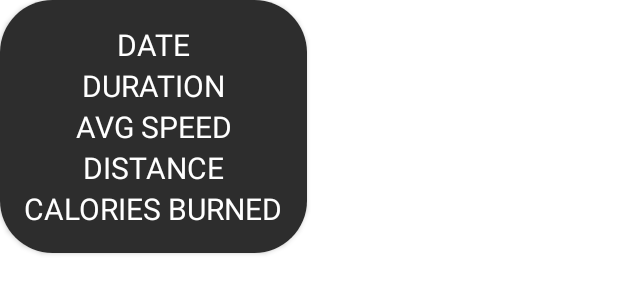
After one commit to ddvader44/Go-Run, an Android app: the layout marker_view.xml on its own in the app's theme, with its tools: preview values and no code run, on a phone screen of 412 x 824 dp. The commit adds this screen. Shown: the top 300 px of the screen. Run offline under Robolectric (Android 15) with nearby library versions, the phone set to English and light mode, and no system bars.

Commit message:
setup bar chart

```diff
--- a/app/src/main/res/layout/fragment_statistics.xml
+++ b/app/src/main/res/layout/fragment_statistics.xml
@@ -113,8 +113,8 @@
         android:orientation="vertical"
         app:layout_constraintGuide_percent="0.5" />
 
-    <com.github.mikephil.charting.charts.LineChart
-        android:id="@+id/lineChart"
+    <com.github.mikephil.charting.charts.BarChart
+        android:id="@+id/barChart"
         android:layout_width="match_parent"
         android:layout_height="0dp"
         app:layout_constraintBottom_toBottomOf="parent"
--- /dev/null
+++ b/app/src/main/res/layout/marker_view.xml
@@ -0,0 +1,63 @@
+<?xml version="1.0" encoding="utf-8"?>
+<androidx.cardview.widget.CardView xmlns:android="http://schemas.android.com/apk/res/android"
+    android:layout_width="wrap_content"
+    android:layout_height="wrap_content"
+    xmlns:app="http://schemas.android.com/apk/res-auto"
+    app:cardCornerRadius="35dp"
+    android:background="@color/colorPrimary">
+
+    <LinearLayout
+        android:layout_width="match_parent"
+        android:layout_height="match_parent"
+        android:orientation="vertical"
+        android:padding="16dp"
+        android:background="@color/colorPrimary">
+
+        <TextView
+            android:id="@+id/tvDate"
+            android:layout_width="match_parent"
+            android:layout_height="wrap_content"
+            android:text="DATE"
+            android:textSize="20sp"
+            android:gravity="center"
+            android:textColor="@color/white"/>
+
+        <TextView
+            android:id="@+id/tvDuration"
+            android:layout_width="match_parent"
+            android:layout_height="wrap_content"
+            android:text="DURATION"
+            android:textSize="20sp"
+            android:gravity="center"
+            android:textColor="@color/white"/>
+
+        <TextView
+            android:id="@+id/tvAvgSpeed"
+            android:layout_width="match_parent"
+            android:layout_height="wrap_content"
+            android:text="AVG SPEED"
+            android:textSize="20sp"
+            android:gravity="center"
+            android:textColor="@color/white"/>
+
+        <TextView
+            android:id="@+id/tvDistance"
+            android:layout_width="match_parent"
+            android:layout_height="wrap_content"
+            android:text="DISTANCE"
+            android:textSize="20sp"
+            android:gravity="center"
+            android:textColor="@color/white"/>
+
+        <TextView
+            android:id="@+id/tvCaloriesBurned"
+            android:layout_width="match_parent"
+            android:layout_height="wrap_content"
+            android:text="CALORIES BURNED"
+            android:textSize="20sp"
+            android:gravity="center"
+            android:textColor="@color/white"/>
+
+    </LinearLayout>
+
+</androidx.cardview.widget.CardView>
```
Also changed, not shown: app/src/main/java/com/ddvader44/gorun/extras/CustomMarkerView.kt (added, +48 -0 lines), app/src/main/java/com/ddvader44/gorun/ui/fragments/StatisticsFragment.kt (+45 -1 lines).
